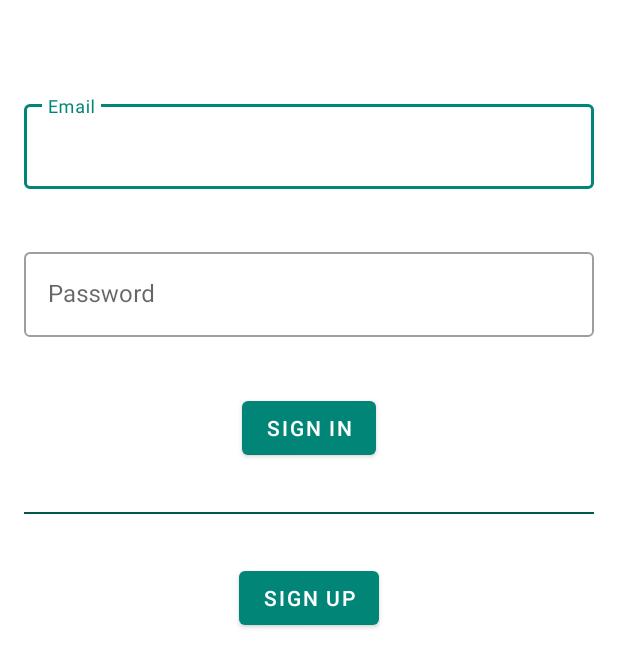
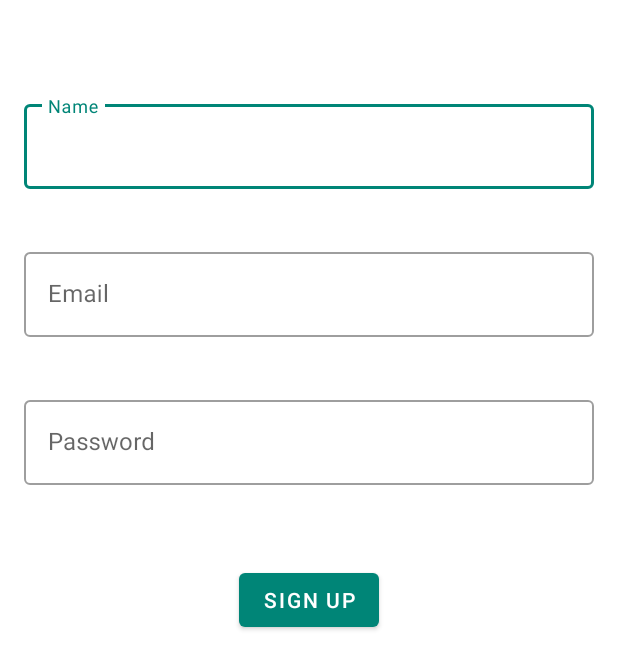
Before and after one commit to AlexZhukovich/ImBarista-App, an Android app: the screen it shows after launch (SignInActivity before the commit, SignUpActivity after it), on a phone screen of 412 x 824 dp. Shown: the top 669 px of the screen. Run offline under Robolectric (Android 15) with nearby library versions, the phone set to English and light mode, and no system bars.

Commit message:
Added SignUpActivity

```diff
--- a/app/src/main/AndroidManifest.xml
+++ b/app/src/main/AndroidManifest.xml
@@ -9,9 +9,11 @@
             android:roundIcon="@mipmap/ic_launcher_round"
             android:supportsRtl="true"
             android:theme="@style/AppTheme">
+        <activity android:name=".signin.SignInActivity">
+        </activity>
         <activity android:name=".MainActivity">
         </activity>
-        <activity android:name=".signin.SignInActivity">
+        <activity android:name=".signup.SignUpActivity">
             <intent-filter>
                 <action android:name="android.intent.action.MAIN"/>
 
--- /dev/null
+++ b/app/src/main/java/com/alexzh/imbarista/signup/SignUpActivity.kt
@@ -0,0 +1,13 @@
+package com.alexzh.imbarista.signup
+
+import androidx.appcompat.app.AppCompatActivity
+import android.os.Bundle
+import com.alexzh.imbarista.R
+
+class SignUpActivity : AppCompatActivity() {
+
+    override fun onCreate(savedInstanceState: Bundle?) {
+        super.onCreate(savedInstanceState)
+        setContentView(R.layout.activity_sign_up)
+    }
+}
--- /dev/null
+++ b/app/src/main/res/layout/activity_sign_up.xml
@@ -0,0 +1,88 @@
+<?xml version="1.0" encoding="utf-8"?>
+<androidx.constraintlayout.widget.ConstraintLayout
+        xmlns:android="http://schemas.android.com/apk/res/android"
+        xmlns:tools="http://schemas.android.com/tools"
+        xmlns:app="http://schemas.android.com/apk/res-auto"
+        android:layout_width="match_parent"
+        android:layout_height="match_parent"
+        tools:context=".signup.SignUpActivity">
+
+    <androidx.constraintlayout.widget.Guideline
+            android:layout_width="wrap_content"
+            android:layout_height="wrap_content"
+            android:id="@+id/guideline_start"
+            android:orientation="vertical"
+            app:layout_constraintGuide_begin="16dp"/>
+
+    <androidx.constraintlayout.widget.Guideline
+            android:layout_width="wrap_content"
+            android:layout_height="wrap_content"
+            android:id="@+id/guideline_end"
+            android:orientation="vertical"
+            app:layout_constraintGuide_end="16dp"/>
+
+    <com.google.android.material.textfield.TextInputLayout
+            android:id="@+id/name_text_input"
+            android:layout_width="0dp"
+            android:layout_height="wrap_content"
+            android:layout_marginTop="64dp"
+            app:errorEnabled="true"
+            app:layout_constraintEnd_toStartOf="@+id/guideline_end"
+            app:layout_constraintStart_toStartOf="@+id/guideline_start"
+            app:layout_constraintTop_toTopOf="parent"
+            style="@style/Widget.MaterialComponents.TextInputLayout.OutlinedBox">
+
+        <com.google.android.material.textfield.TextInputEditText
+                android:id="@+id/name_edit_text"
+                android:layout_width="match_parent"
+                android:layout_height="wrap_content"
+                android:hint="@string/name_hint"/>
+    </com.google.android.material.textfield.TextInputLayout>
+
+    <com.google.android.material.textfield.TextInputLayout
+            android:id="@+id/email_text_input"
+            android:layout_width="0dp"
+            android:layout_height="wrap_content"
+            android:layout_marginTop="16dp"
+            app:errorEnabled="true"
+            app:layout_constraintEnd_toStartOf="@+id/guideline_end"
+            app:layout_constraintStart_toStartOf="@+id/guideline_start"
+            app:layout_constraintTop_toBottomOf="@+id/name_text_input"
+            style="@style/Widget.MaterialComponents.TextInputLayout.OutlinedBox">
+
+        <com.google.android.material.textfield.TextInputEditText
+                android:id="@+id/email_edit_text"
+                android:layout_width="match_parent"
+                android:layout_height="wrap_content"
+                android:hint="@string/email_hint"/>
+    </com.google.android.material.textfield.TextInputLayout>
+
+    <com.google.android.material.textfield.TextInputLayout
+            android:id="@+id/password_text_input"
+            android:layout_width="0dp"
+            android:layout_height="wrap_content"
+            android:layout_marginTop="16dp"
+            app:errorEnabled="true"
+            app:layout_constraintEnd_toStartOf="@+id/guideline_end"
+            app:layout_constraintStart_toStartOf="@+id/guideline_start"
+            app:layout_constraintTop_toBottomOf="@+id/email_text_input"
+            style="@style/Widget.MaterialComponents.TextInputLayout.OutlinedBox">
+
+        <com.google.android.material.textfield.TextInputEditText
+                android:id="@+id/password_edit_text"
+                android:layout_width="match_parent"
+                android:layout_height="wrap_content"
+                android:hint="@string/password_hint"/>
+    </com.google.android.material.textfield.TextInputLayout>
+
+    <com.google.android.material.button.MaterialButton
+            android:id="@+id/sign_up_button"
+            android:text="@string/sign_up_btn_text"
+            android:layout_height="wrap_content"
+            android:layout_width="wrap_content"
+            android:layout_marginTop="32dp"
+            app:layout_constraintStart_toStartOf="@+id/guideline_start"
+            app:layout_constraintEnd_toStartOf="@+id/guideline_end"
+            app:layout_constraintTop_toBottomOf="@+id/password_text_input"/>
+
+</androidx.constraintlayout.widget.ConstraintLayout>
--- a/app/src/main/res/values/strings.xml
+++ b/app/src/main/res/values/strings.xml
@@ -1,6 +1,7 @@
 <resources>
     <string name="app_name">ImBarista</string>
 
+    <string name="name_hint">Name</string>
     <string name="email_hint">Email</string>
     <string name="password_hint">Password</string>
     <string name="sign_in_btn_text">Sign In</string>
```
